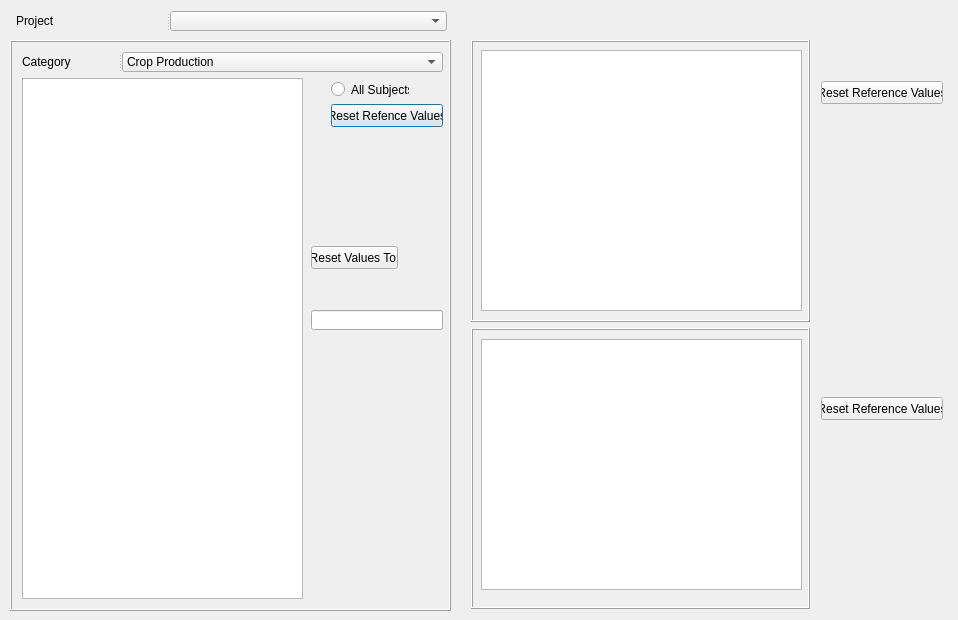
Old version of the form src/openihm/gui/designs/ui_simulation.ui in the repository snim2mirror/openihm.
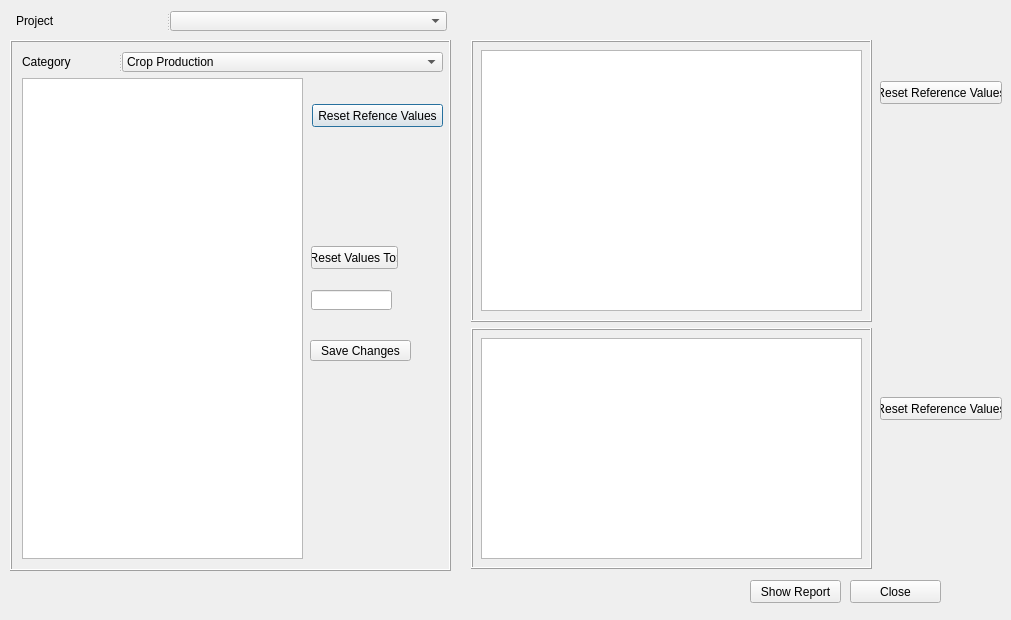
New version of the form.

Commit message: simulation: updating database, interface, adding new sourcecode

```diff
--- a/src/openihm/gui/designs/ui_simulation.ui
+++ b/src/openihm/gui/designs/ui_simulation.ui
@@ -6,13 +6,13 @@
    <rect>
     <x>0</x>
     <y>0</y>
-    <width>958</width>
+    <width>1011</width>
     <height>620</height>
    </rect>
   </property>
   <property name="minimumSize">
    <size>
-    <width>953</width>
+    <width>1011</width>
     <height>620</height>
    </size>
   </property>
@@ -25,7 +25,7 @@
      <x>10</x>
      <y>40</y>
      <width>441</width>
-     <height>571</height>
+     <height>531</height>
     </rect>
    </property>
    <property name="frameShape">
@@ -43,9 +43,9 @@
    <widget class="QPushButton" name="pushButton">
     <property name="geometry">
      <rect>
-      <x>321</x>
+      <x>302</x>
       <y>64</y>
-      <width>112</width>
+      <width>131</width>
       <height>23</height>
      </rect>
     </property>
@@ -70,25 +70,12 @@
     <property name="geometry">
      <rect>
       <x>301</x>
-      <y>270</y>
-      <width>132</width>
+      <y>250</y>
+      <width>81</width>
       <height>20</height>
      </rect>
     </property>
    </widget>
-   <widget class="QRadioButton" name="radioButton">
-    <property name="geometry">
-     <rect>
-      <x>321</x>
-      <y>41</y>
-      <width>78</width>
-      <height>17</height>
-     </rect>
-    </property>
-    <property name="text">
-     <string>All Subjects</string>
-    </property>
-   </widget>
    <widget class="QSplitter" name="splitter">
     <property name="geometry">
      <rect>
@@ -145,17 +132,30 @@
       <x>12</x>
       <y>38</y>
       <width>281</width>
-      <height>521</height>
+      <height>481</height>
      </rect>
     </property>
    </widget>
+   <widget class="QPushButton" name="btnSaveIncome">
+    <property name="geometry">
+     <rect>
+      <x>300</x>
+      <y>300</y>
+      <width>101</width>
+      <height>21</height>
+     </rect>
+    </property>
+    <property name="text">
+     <string>Save Changes</string>
+    </property>
+   </widget>
   </widget>
   <widget class="QFrame" name="frame_3">
    <property name="geometry">
     <rect>
      <x>471</x>
      <y>40</y>
-     <width>339</width>
+     <width>401</width>
      <height>282</height>
     </rect>
    </property>
@@ -170,7 +170,7 @@
      <rect>
       <x>10</x>
       <y>10</y>
-      <width>321</width>
+      <width>381</width>
       <height>261</height>
      </rect>
     </property>
@@ -183,8 +183,8 @@
     <rect>
      <x>471</x>
      <y>328</y>
-     <width>339</width>
-     <height>281</height>
+     <width>401</width>
+     <height>241</height>
     </rect>
    </property>
    <property name="frameShape">
@@ -193,13 +193,13 @@
    <property name="frameShadow">
     <enum>QFrame::Raised</enum>
    </property>
-   <widget class="QTableWidget" name="tableWidget">
+   <widget class="QTableView" name="tblDiets">
     <property name="geometry">
      <rect>
       <x>10</x>
-      <y>11</y>
-      <width>321</width>
-      <height>251</height>
+      <y>10</y>
+      <width>381</width>
+      <height>221</height>
      </rect>
     </property>
    </widget>
@@ -207,7 +207,7 @@
   <widget class="QPushButton" name="pushButton_3">
    <property name="geometry">
     <rect>
-     <x>821</x>
+     <x>880</x>
      <y>81</y>
      <width>122</width>
      <height>23</height>
@@ -220,7 +220,7 @@
   <widget class="QPushButton" name="pushButton_4">
    <property name="geometry">
     <rect>
-     <x>821</x>
+     <x>880</x>
      <y>397</y>
      <width>122</width>
      <height>23</height>
@@ -253,6 +253,32 @@
     </property>
    </widget>
   </widget>
+  <widget class="QPushButton" name="btnSaveDataTable">
+   <property name="geometry">
+    <rect>
+     <x>750</x>
+     <y>580</y>
+     <width>91</width>
+     <height>23</height>
+    </rect>
+   </property>
+   <property name="text">
+    <string>Show Report</string>
+   </property>
+  </widget>
+  <widget class="QPushButton" name="btnClose">
+   <property name="geometry">
+    <rect>
+     <x>850</x>
+     <y>580</y>
+     <width>91</width>
+     <height>23</height>
+    </rect>
+   </property>
+   <property name="text">
+    <string>Close</string>
+   </property>
+  </widget>
  </widget>
  <resources/>
  <connections/>
```
Left out of the diff: 61 changed lines with no effect on the pictures. The commit also changes 5 other files.
